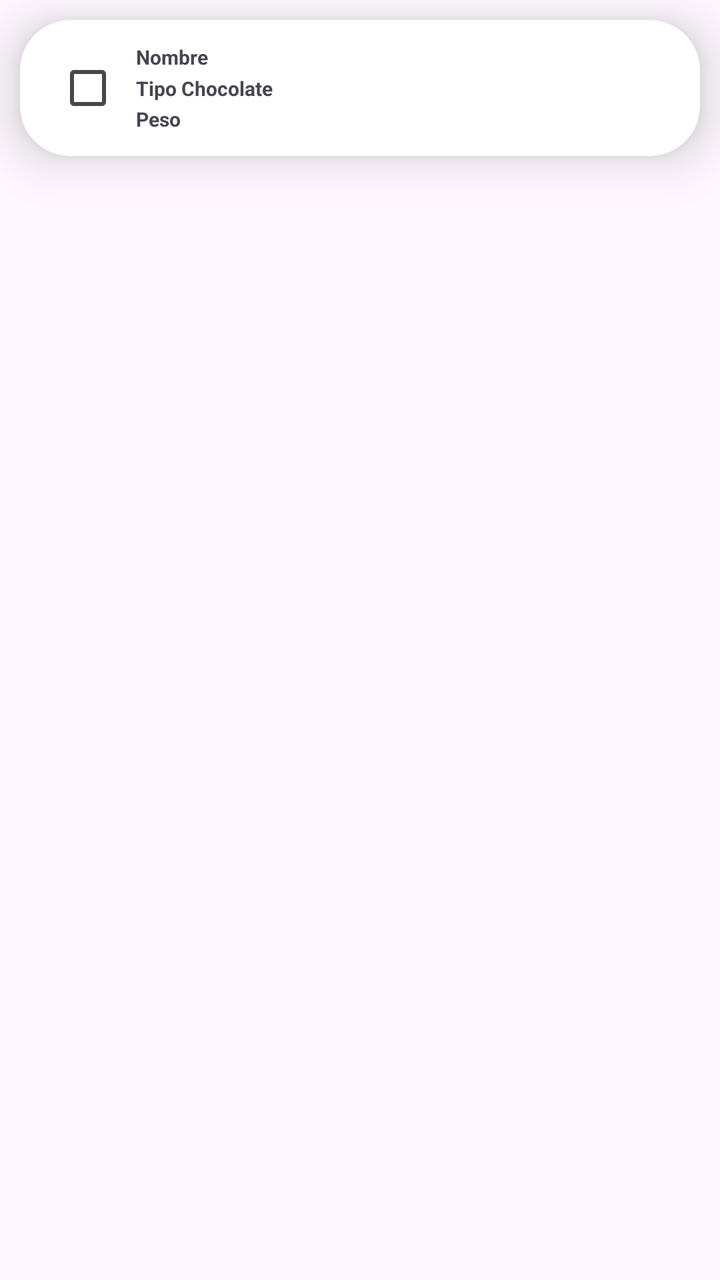
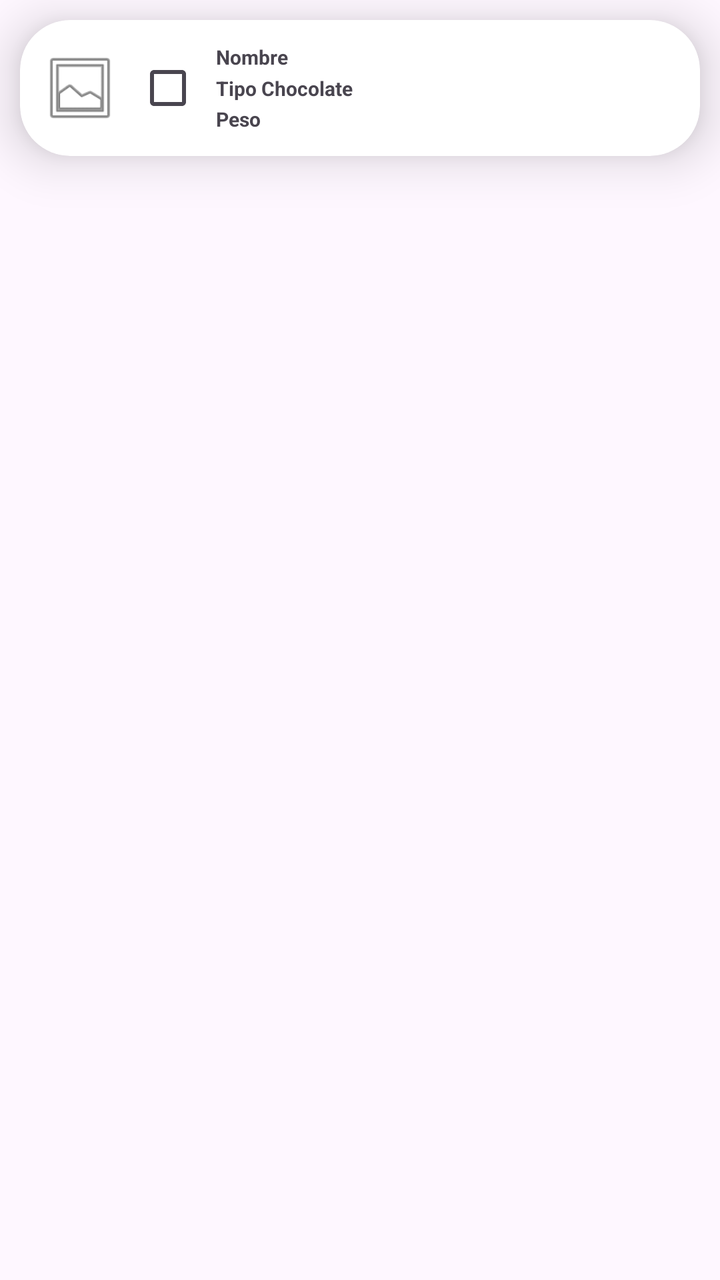

An Android layout rendered at two revisions. The XML below is the earlier revision; the diff shows what the commit changed to produce the second picture.
<!-- AndroidManifest.xml: application theme Theme.Chocolate -->
<!-- res/layout/item_holder_eliminar.xml -->
<?xml version="1.0" encoding="utf-8"?>
<LinearLayout xmlns:android="http://schemas.android.com/apk/res/android"
    xmlns:app="http://schemas.android.com/apk/res-auto"
    android:orientation="vertical"
    android:layout_width="match_parent"
    android:layout_height="80dp">

    <androidx.cardview.widget.CardView
        android:layout_width="match_parent"
        android:layout_height="wrap_content"
        android:layout_gravity="center"
        app:cardBackgroundColor="#FFFF"
        app:cardElevation="15dp"
        app:cardCornerRadius="25dp"
        android:layout_margin="10dp">

        <androidx.constraintlayout.widget.ConstraintLayout
            android:layout_width="match_parent"
            android:layout_height="wrap_content"
            android:padding="10dp">

            <CheckBox
                android:id="@+id/cbSelect"
                android:layout_width="wrap_content"
                android:layout_height="wrap_content"
                app:layout_constraintTop_toTopOf="parent"
                app:layout_constraintBottom_toBottomOf="parent"
                app:layout_constraintStart_toStartOf="parent" />

            <TextView
                android:id="@+id/tvNombre"
                android:layout_width="wrap_content"
                android:layout_height="wrap_content"
                android:text="Nombre"
                android:textSize="10sp"
                android:textStyle="bold"
                app:layout_constraintTop_toTopOf="parent"
                app:layout_constraintStart_toEndOf="@+id/cbSelect"
                app:layout_constraintBottom_toTopOf="@+id/tvTipo" />

            <TextView
                android:id="@+id/tvTipo"
                android:layout_width="wrap_content"
                android:layout_height="wrap_content"
                android:text="Tipo Chocolate"
                android:textSize="10sp"
                android:textStyle="bold"
                app:layout_constraintTop_toBottomOf="@+id/tvNombre"
                app:layout_constraintStart_toEndOf="@+id/cbSelect"
                app:layout_constraintBottom_toTopOf="@+id/tvPeso" />

            <TextView
                android:id="@+id/tvPeso"
                android:layout_width="wrap_content"
                android:layout_height="wrap_content"
                android:text="Peso"
                android:textStyle="bold"
                android:textSize="10sp"
                app:layout_constraintTop_toBottomOf="@+id/tvTipo"
                app:layout_constraintStart_toEndOf="@+id/cbSelect"
                app:layout_constraintBottom_toBottomOf="parent" />

        </androidx.constraintlayout.widget.ConstraintLayout>
    </androidx.cardview.widget.CardView>
</LinearLayout>
<!-- resources referenced by this layout -->
<resources>
  <style name="Theme.Chocolate" parent="Base.Theme.Chocolate" />
  <style name="Base.Theme.Chocolate" parent="Theme.Material3.DayNight.NoActionBar">
          
          
      </style>
</resources>

<!-- the commit's change to res/layout/item_holder_eliminar.xml (unified diff, before → after) -->
@@ -13,11 +13,21 @@
         app:cardElevation="15dp"
         app:cardCornerRadius="25dp"
         android:layout_margin="10dp">
+        <androidx.constraintlayout.widget.ConstraintLayout android:layout_width="match_parent"
+            android:layout_height="wrap_content"
+            android:padding="10dp"
+            xmlns:app="http://schemas.android.com/apk/res-auto">
 
-        <androidx.constraintlayout.widget.ConstraintLayout
-            android:layout_width="match_parent"
-            android:layout_height="wrap_content"
-            android:padding="10dp">
+            <ImageView
+                android:id="@+id/imgChocolate"
+                android:layout_width="40dp"
+                android:layout_height="40dp"
+                android:src="@android:drawable/ic_menu_gallery"
+                android:scaleType="centerCrop"
+                android:contentDescription="Ícono chocolate"
+                app:layout_constraintTop_toTopOf="parent"
+                app:layout_constraintBottom_toBottomOf="parent"
+                app:layout_constraintStart_toStartOf="parent" />
 
             <CheckBox
                 android:id="@+id/cbSelect"
@@ -25,7 +35,7 @@
                 android:layout_height="wrap_content"
                 app:layout_constraintTop_toTopOf="parent"
                 app:layout_constraintBottom_toBottomOf="parent"
-                app:layout_constraintStart_toStartOf="parent" />
+                app:layout_constraintStart_toEndOf="@+id/imgChocolate" />
 
             <TextView
                 android:id="@+id/tvNombre"
@@ -60,6 +70,5 @@
                 app:layout_constraintStart_toEndOf="@+id/cbSelect"
                 app:layout_constraintBottom_toBottomOf="parent" />
 
-        </androidx.constraintlayout.widget.ConstraintLayout>
-    </androidx.cardview.widget.CardView>
+        </androidx.constraintlayout.widget.ConstraintLayout></androidx.cardview.widget.CardView>
 </LinearLayout>
